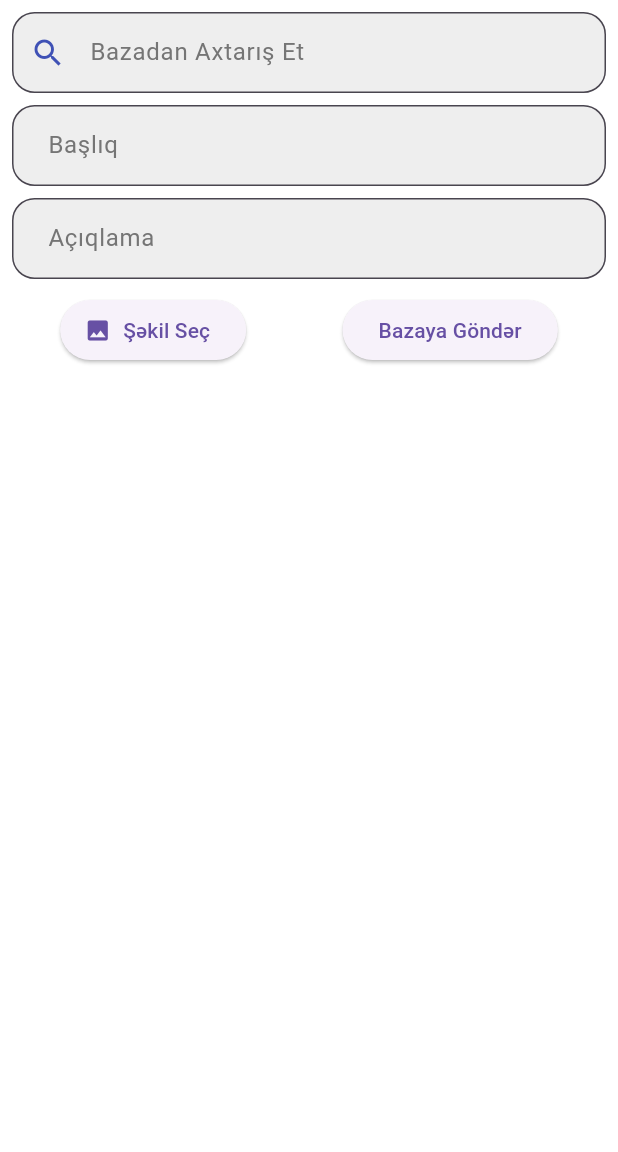
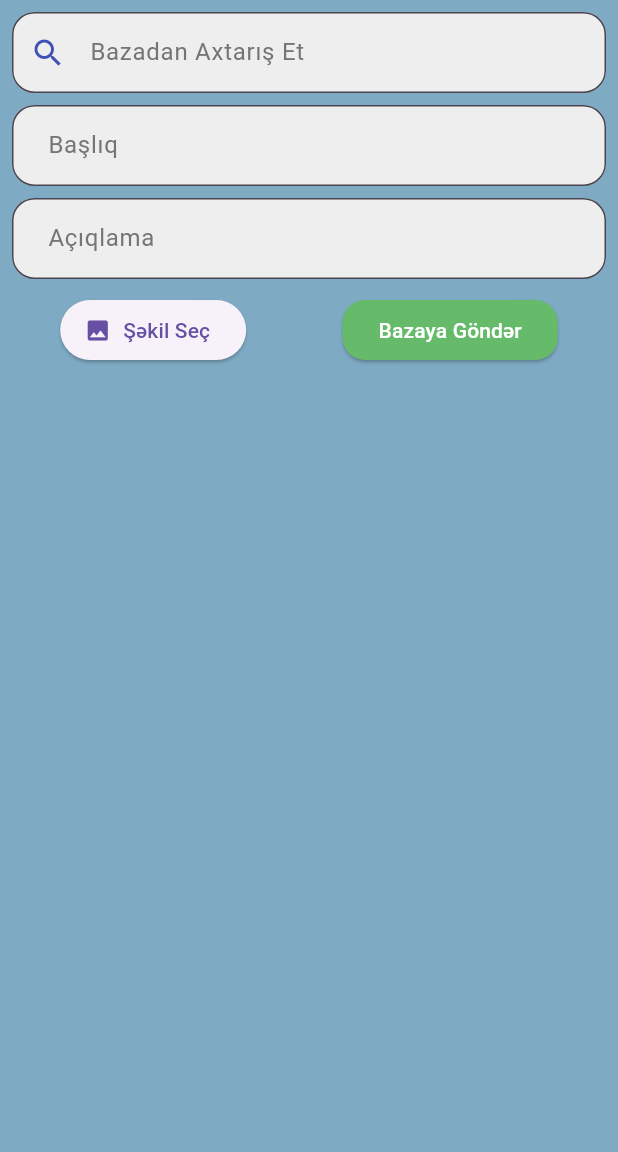
Before and after one commit to rootdepo989/homiya_app, a Flutter app: the screen it shows after launch, on a phone screen of 412 x 824 dp, the part 84-1236 px from its top. Run offline on Flutter 3.47's test engine with Material 3 defaults, Android fonts, the light colour scheme and no system bars; our stand-ins replace flutter_spinkit, image_picker, share_plus, sqflite; accounts and stored records are empty.

Commit message:
changed background

```diff
--- a/lib/main.dart
+++ b/lib/main.dart
@@ -22,7 +22,12 @@ class MyApp extends StatelessWidget {
       title: 'Elan Bazası',
       theme: ThemeData.light().copyWith(
         // Açıq tema istifadə edin
-        scaffoldBackgroundColor: Colors.white, // Ağ fon
+        scaffoldBackgroundColor: const Color.fromRGBO(
+          127,
+          170,
+          196,
+          1,
+        ), // Ağ fon
         cardColor: Colors.white, // Ağ kart fonu
         inputDecorationTheme: InputDecorationTheme(
           filled: true,
@@ -431,6 +436,16 @@ class _HomePageState extends State<HomePage> {
                         ),
                         ElevatedButton(
                           onPressed: _submitAd,
+                          style: ElevatedButton.styleFrom(
+                            backgroundColor:
+                                Colors
+                                    .green
+                                    .shade400, // Və ya başqa uyğun yaşıl ton
+                            foregroundColor: Colors.white,
+                            shape: RoundedRectangleBorder(
+                              borderRadius: BorderRadius.circular(15),
+                            ),
+                          ),
                           child: Text('Bazaya Göndər'),
                         ),
                       ],
```
